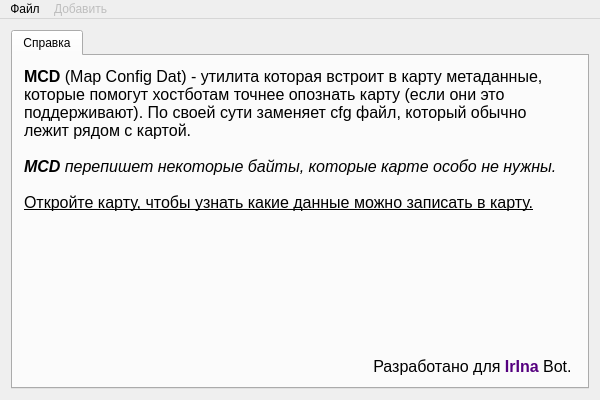
Old version of the form MapConfigData/mapconfigdata.ui in the repository kirill-782/MCD.
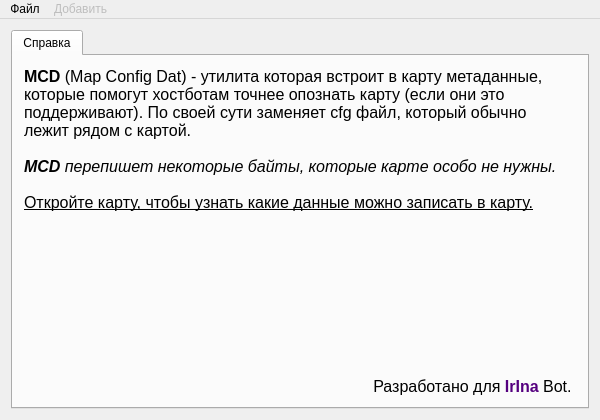
New version of the form.

```diff
--- a/MapConfigData/mapconfigdata.ui
+++ b/MapConfigData/mapconfigdata.ui
@@ -7,13 +7,13 @@
     <x>0</x>
     <y>0</y>
     <width>600</width>
-    <height>400</height>
+    <height>420</height>
    </rect>
   </property>
   <property name="minimumSize">
    <size>
     <width>600</width>
-    <height>400</height>
+    <height>420</height>
    </size>
   </property>
   <property name="windowTitle">
```
Left out of the diff: 12 changed lines with no effect on the pictures.
